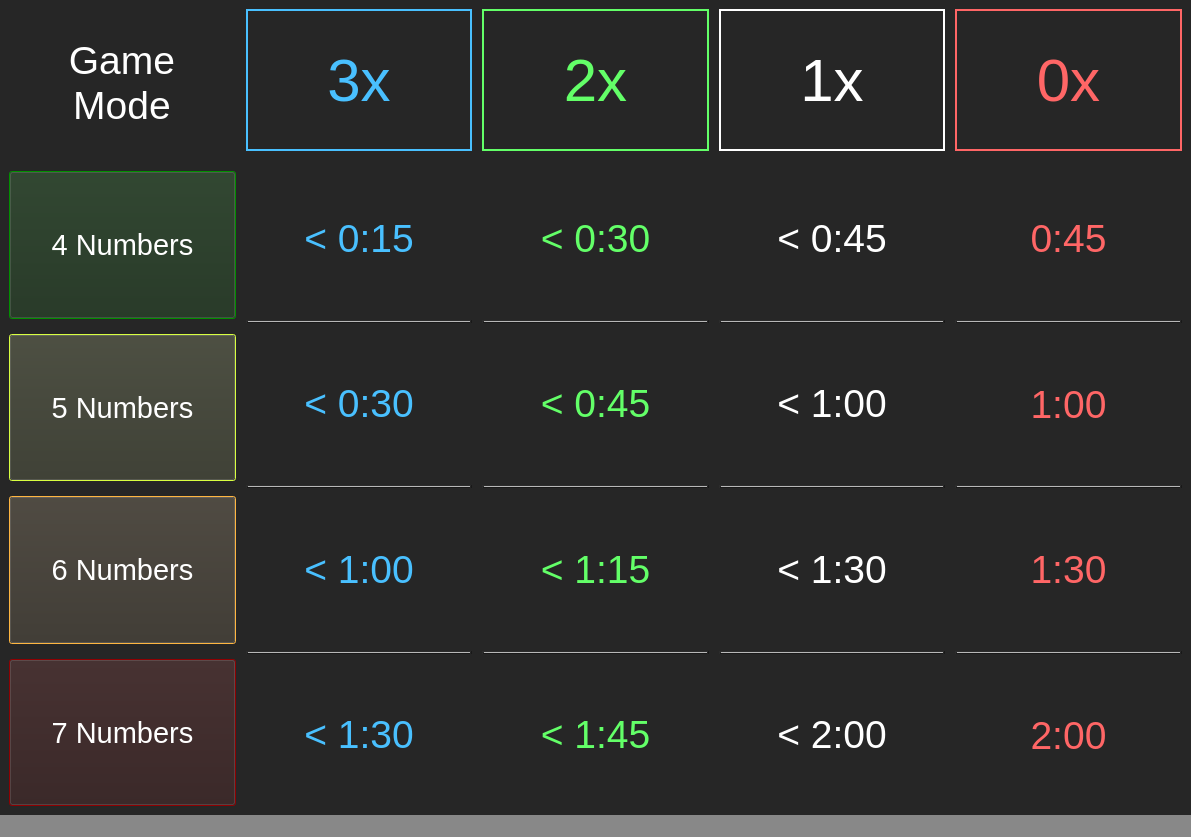
Old version of the form interface/menuWindowUi.ui in the repository JLBegin/JeuFSG.
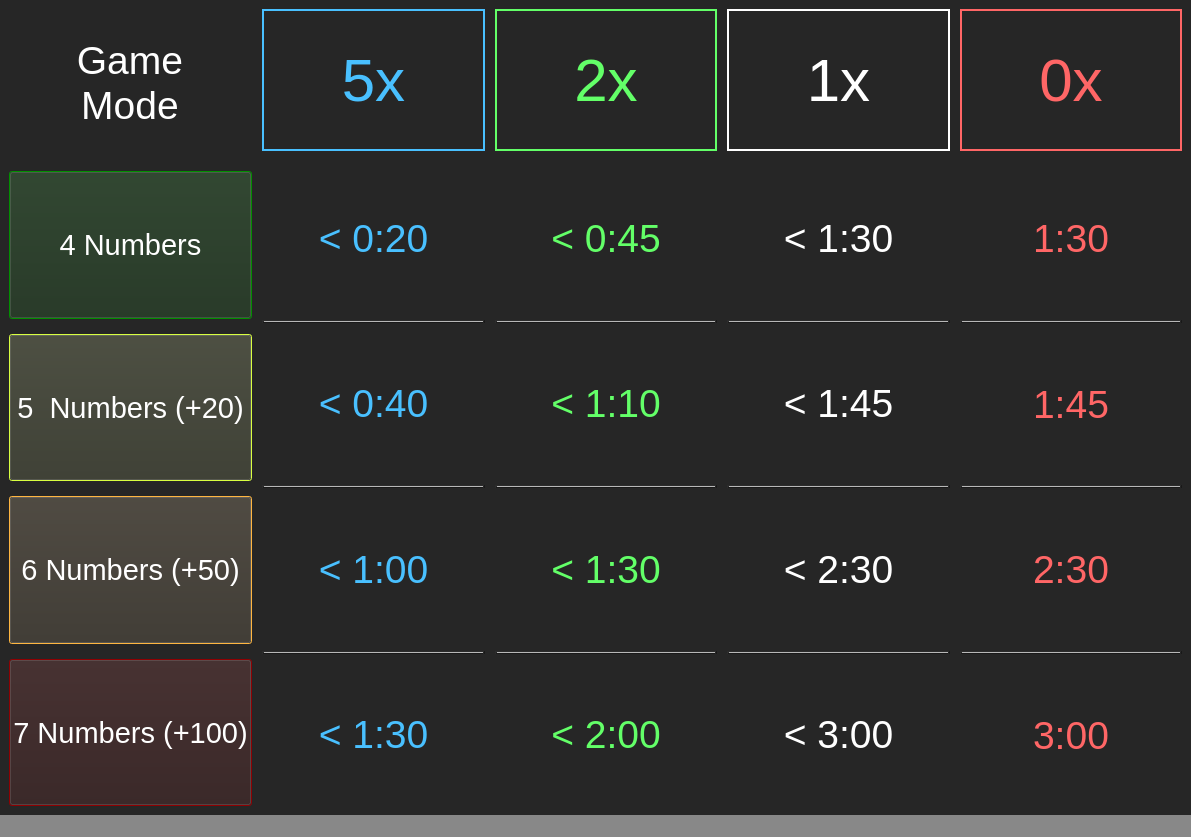
New version of the form.

Commit message: live run update

What changed in the file:
```diff
--- a/interface/menuWindowUi.ui
+++ b/interface/menuWindowUi.ui
@@ -635,7 +635,7 @@
            </font>
           </property>
           <property name="text">
-           <string>5 Numbers</string>
+           <string>5  Numbers (+20)</string>
           </property>
           <property name="default">
            <bool>true</bool>
@@ -855,7 +855,7 @@
            </font>
           </property>
           <property name="text">
-           <string>6 Numbers</string>
+           <string>6 Numbers (+50)</string>
           </property>
           <property name="default">
            <bool>true</bool>
@@ -1021,7 +1021,7 @@
            </font>
           </property>
           <property name="text">
-           <string>7 Numbers</string>
+           <string>7 Numbers (+100)</string>
           </property>
           <property name="default">
            <bool>true</bool>
@@ -1218,7 +1218,7 @@
            <enum>QFrame::WinPanel</enum>
           </property>
           <property name="text">
-           <string>3x</string>
+           <string>5x</string>
           </property>
           <property name="alignment">
            <set>Qt::AlignCenter</set>
@@ -1367,7 +1367,7 @@
            </font>
           </property>
           <property name="text">
-           <string>&lt; 0:15</string>
+           <string>&lt; 0:20</string>
           </property>
           <property name="alignment">
            <set>Qt::AlignCenter</set>
@@ -1522,7 +1522,7 @@
            </font>
           </property>
           <property name="text">
-           <string>&lt; 0:30</string>
+           <string>&lt; 0:40</string>
           </property>
           <property name="alignment">
            <set>Qt::AlignCenter</set>
@@ -2166,7 +2166,7 @@
            </font>
           </property>
           <property name="text">
-           <string>&lt; 0:30</string>
+           <string>&lt; 0:45</string>
           </property>
           <property name="alignment">
            <set>Qt::AlignCenter</set>
@@ -2321,7 +2321,7 @@
            </font>
           </property>
           <property name="text">
-           <string>&lt; 0:45</string>
+           <string>&lt; 1:10</string>
           </property>
           <property name="alignment">
            <set>Qt::AlignCenter</set>
@@ -2470,7 +2470,7 @@
            </font>
           </property>
           <property name="text">
-           <string>&lt; 1:15</string>
+           <string>&lt; 1:30</string>
           </property>
           <property name="alignment">
            <set>Qt::AlignCenter</set>
@@ -2619,7 +2619,7 @@
            </font>
           </property>
           <property name="text">
-           <string>&lt; 1:45</string>
+           <string>&lt; 2:00</string>
           </property>
           <property name="alignment">
            <set>Qt::AlignCenter</set>
@@ -2911,7 +2911,7 @@
            </font>
           </property>
           <property name="text">
-           <string>&lt; 0:45</string>
+           <string>&lt; 1:30</string>
           </property>
           <property name="alignment">
            <set>Qt::AlignCenter</set>
@@ -3066,7 +3066,7 @@
            </font>
           </property>
           <property name="text">
-           <string>&lt; 1:00</string>
+           <string>&lt; 1:45</string>
           </property>
           <property name="alignment">
            <set>Qt::AlignCenter</set>
@@ -3215,7 +3215,7 @@
            </font>
           </property>
           <property name="text">
-           <string>&lt; 1:30</string>
+           <string>&lt; 2:30</string>
           </property>
           <property name="alignment">
            <set>Qt::AlignCenter</set>
@@ -3364,7 +3364,7 @@
            </font>
           </property>
           <property name="text">
-           <string>&lt; 2:00</string>
+           <string>&lt; 3:00</string>
           </property>
           <property name="alignment">
            <set>Qt::AlignCenter</set>
@@ -3710,7 +3710,7 @@
            </font>
           </property>
           <property name="text">
-           <string>0:45</string>
+           <string>1:30</string>
           </property>
           <property name="alignment">
            <set>Qt::AlignCenter</set>
@@ -3865,7 +3865,7 @@
            </font>
           </property>
           <property name="text">
-           <string>1:00</string>
+           <string>1:45</string>
           </property>
           <property name="alignment">
            <set>Qt::AlignCenter</set>
@@ -4014,7 +4014,7 @@
            </font>
           </property>
           <property name="text">
-           <string>1:30</string>
+           <string>2:30</string>
           </property>
           <property name="alignment">
            <set>Qt::AlignCenter</set>
@@ -4163,7 +4163,7 @@
            </font>
           </property>
           <property name="text">
-           <string>2:00</string>
+           <string>3:00</string>
           </property>
           <property name="alignment">
            <set>Qt::AlignCenter</set>
```
The commit also changes 2 other files.
